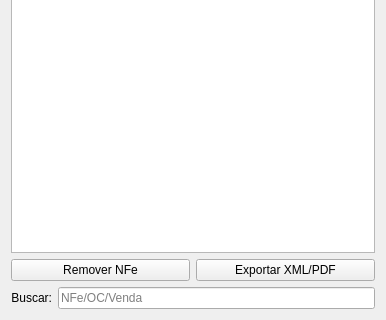
Above: ui/widgetnfeentrada.ui from darktorres/ERP-STACCATO before the change; both pictures show x 0 to 386 and y 209 to 529 of the 386 by 529 pixel window. Below: the same form after it.
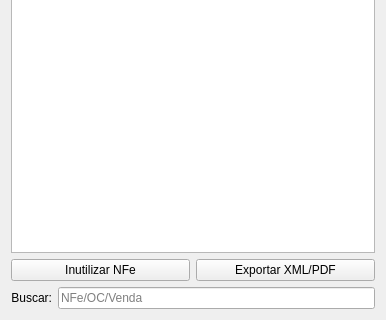
That is the form after the change. Custom widgets are drawn as their Qt base class.

The edit to the form file:
```diff
--- a/ui/widgetnfeentrada.ui
+++ b/ui/widgetnfeentrada.ui
@@ -41,7 +41,7 @@
         <bool>true</bool>
        </property>
        <property name="text">
-        <string>Remover NFe</string>
+        <string>Inutilizar NFe</string>
        </property>
       </widget>
      </item>
```
Left out of the diff: 2 changed lines with no effect on the pictures.
